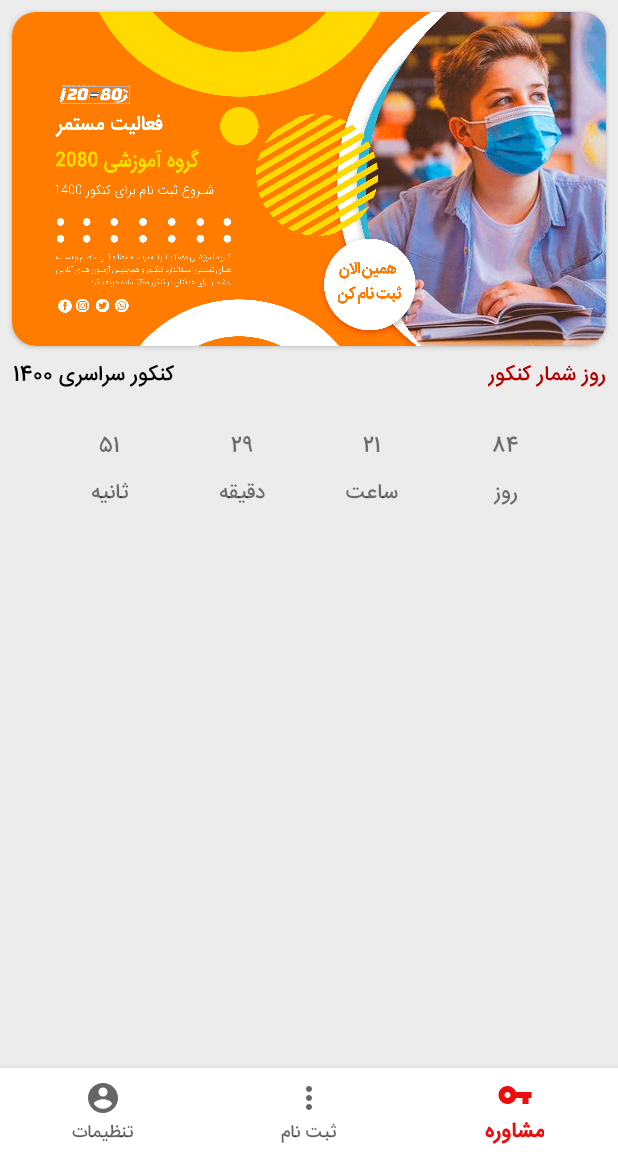
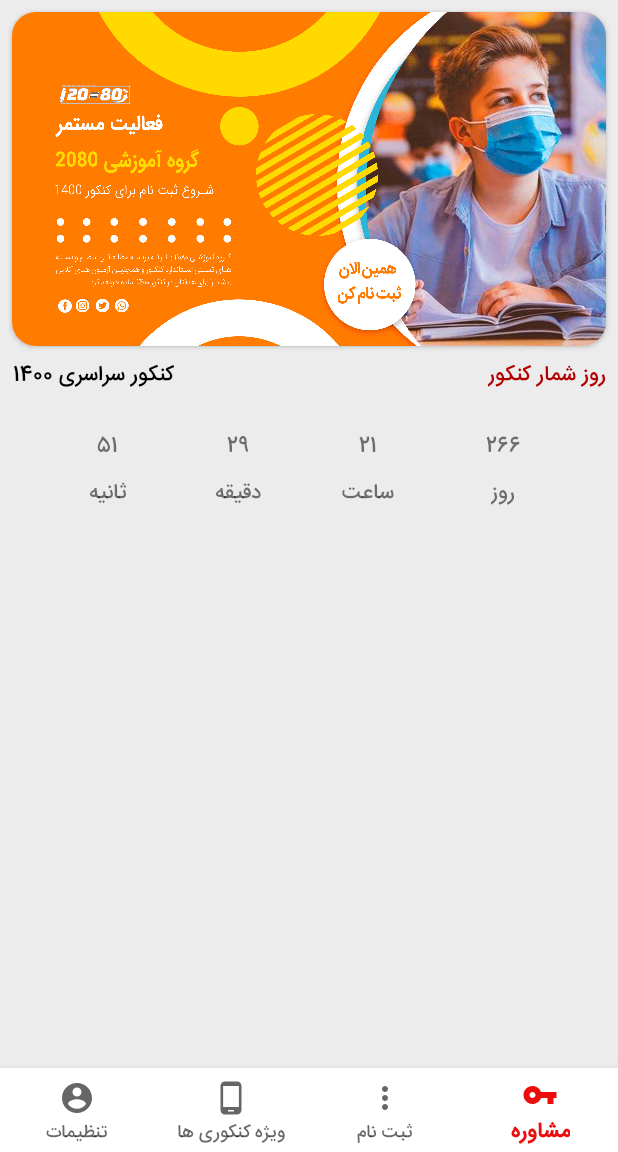
Before and after one commit to arBlueSrc/group2080-online-shop-, an Android app: the screen it shows after launch (MainActivity), on a phone screen of 412 x 824 dp, the part 84-1236 px from its top. Run offline under Robolectric (Android 15) with nearby library versions, the phone set to English and light mode, and no system bars; 1 statement that could not run was skipped.

Commit message:
timer complete

```diff
--- a/app/src/main/java/com/appnita/digikala/ui/fragment/HomeFragment.java
+++ b/app/src/main/java/com/appnita/digikala/ui/fragment/HomeFragment.java
@@ -38,6 +38,7 @@ public class HomeFragment extends Fragment {
     public void countDownStart() {
         handler = new Handler();
         runnable = new Runnable() {
+            @SuppressLint({"DefaultLocale", "SetTextI18n"})
             @Override
             public void run() {
                 handler.postDelayed(this, 1000);
@@ -45,7 +46,7 @@ public class HomeFragment extends Fragment {
                     @SuppressLint("SimpleDateFormat") SimpleDateFormat dateFormat = new SimpleDateFormat(
                             "yyyy-MM-dd");
                     // Please here set your event date//YYYY-MM-DD
-                    Date futureDate = dateFormat.parse("2020-12-2");
+                    Date futureDate = dateFormat.parse("2021-6-2");
                     Date currentDate = new Date();
                     if (!currentDate.after(futureDate)) {
                         long diff = futureDate.getTime() + (8 * 60 * 60 * 1000)
@@ -69,7 +70,7 @@ public class HomeFragment extends Fragment {
                 }
             }
         };
-        handler.postDelayed(runnable, 1 * 1000);
+        handler.postDelayed(runnable, 1000);
     }
 
 }
--- a/app/src/main/res/menu/bottom_navigation_menu.xml
+++ b/app/src/main/res/menu/bottom_navigation_menu.xml
@@ -12,6 +12,11 @@
 
     <item
         android:id="@+id/bot_nav_3"
+        android:icon="@drawable/ic_phone"
+        android:title="ویژه کنکوری ها" />
+
+    <item
+        android:id="@+id/bot_nav_4"
         android:icon="@drawable/ic_acount"
         android:title="تنظیمات" />
 </menu>
```
